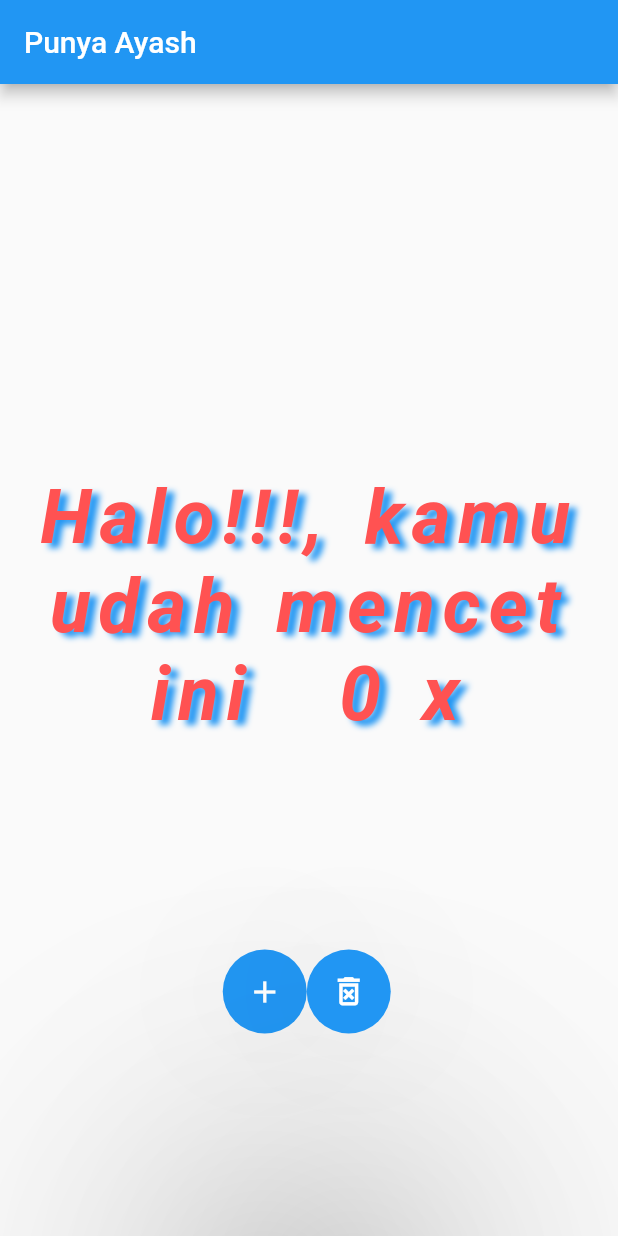
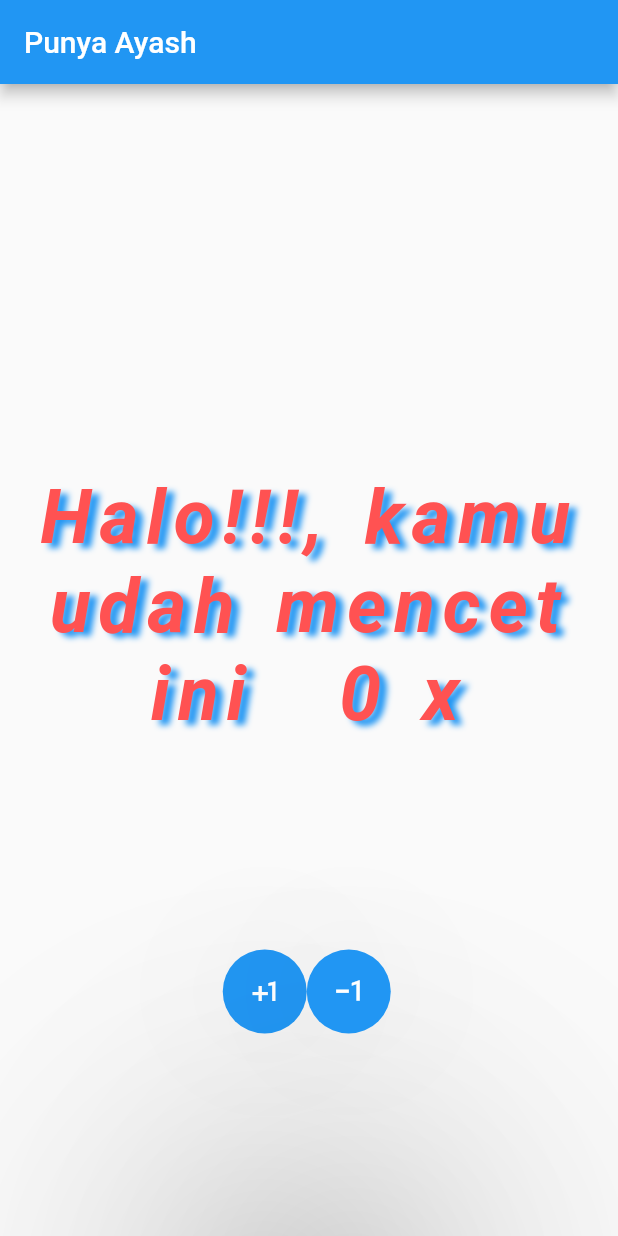
Before and after one commit to Ayash13/learn_git, a Flutter app: the screen it shows after launch, on a phone screen of 412 x 824 dp. Run offline on Flutter 3.47's test engine with Material 2 defaults, Android fonts, the phone set to English and light mode, and no system bars.

Commit message:
change button icon

```diff
--- a/lib/main.dart
+++ b/lib/main.dart
@@ -72,7 +72,7 @@ class _HomeState extends State<Home> {
                         },
                       );
                     },
-                    child: const Icon(Icons.add),
+                    child: const Icon(Icons.plus_one),
                   ),
                   FloatingActionButton(
                     elevation: 100,
@@ -91,7 +91,7 @@ class _HomeState extends State<Home> {
                       );
                     },
                     child: const Icon(
-                      Icons.delete_forever_outlined,
+                      Icons.exposure_minus_1,
                       size: 25,
                     ),
                   ),
```
